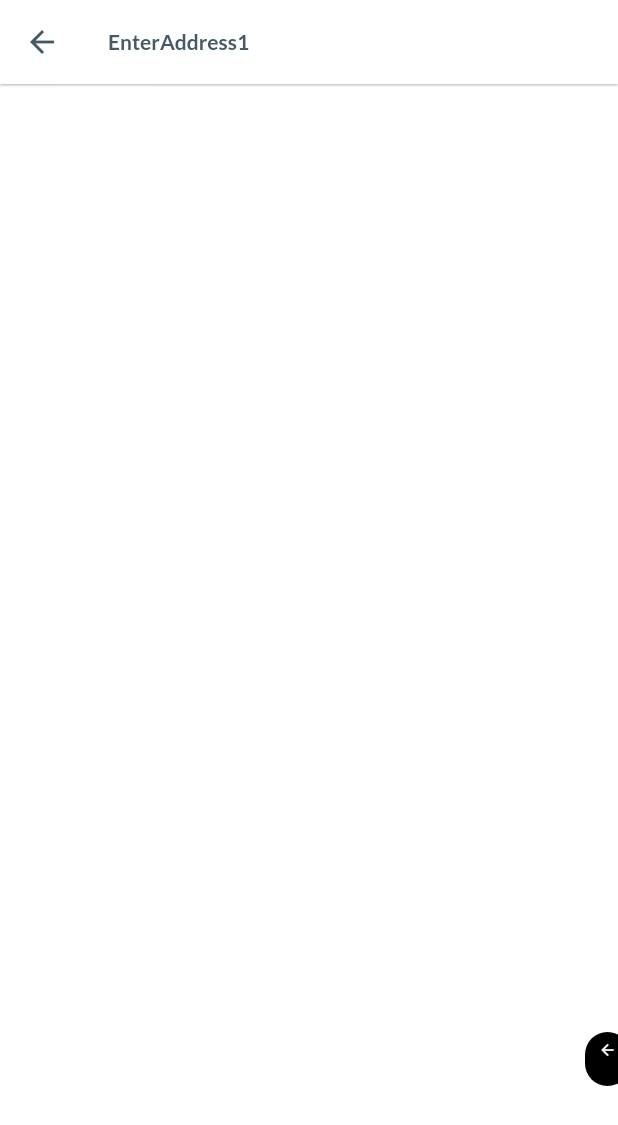
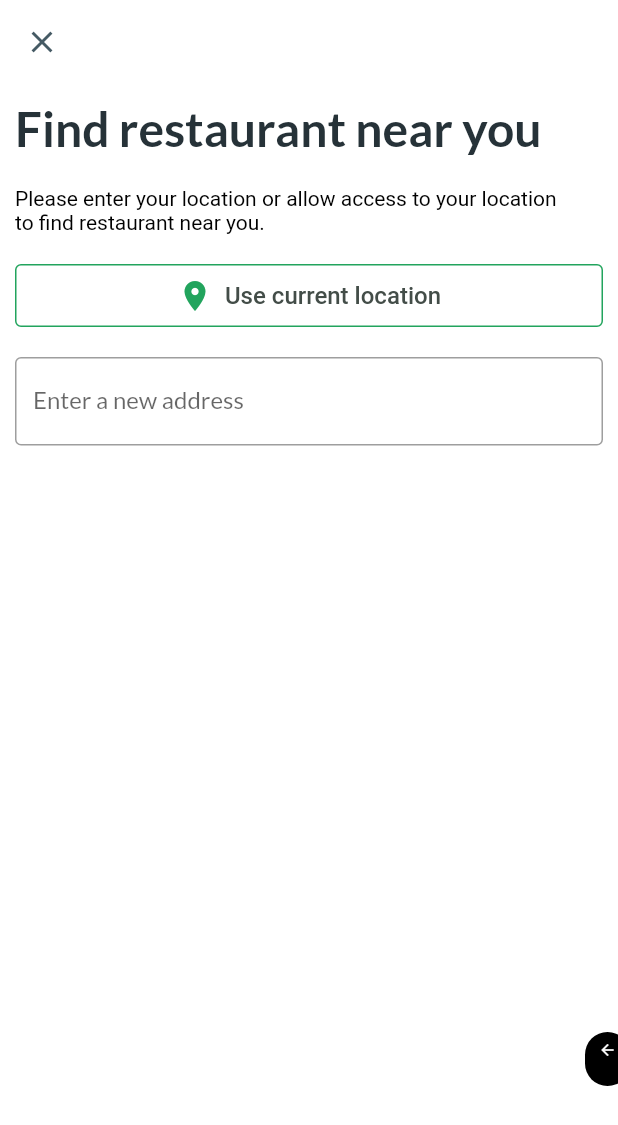
Before and after one commit to magerngoding/Food-Delivery-App, a Flutter app: the EnterAddress1View screen opened directly, on a phone screen of 412 x 824 dp. Shown: the top 1125 px of the screen. Run offline on Flutter 3.47's test engine with Material 2 defaults, Android fonts, the phone set to English and light mode, and no system bars; our stand-ins replace cached_network_image, carousel_slider, dio, file_picker, flutter_animate, flutter_image_compress and 9 more; missing offline and left inert: faker_dart.

Commit message:
Add enter address

```diff
--- a/config.json
+++ b/config.json
@@ -50,5 +50,6 @@
     ],
     "module_directory_name": "module",
     "experimental_mode": false,
-    "unfreezed": true
+    "unfreezed": true,
+    "use_cubit": false
 }
--- a/lib/module/enter_address1/view/enter_address1_view.dart
+++ b/lib/module/enter_address1/view/enter_address1_view.dart
@@ -1,6 +1,5 @@
 import 'package:flutter/material.dart';
 import 'package:hyper_ui/core.dart';
-import '../controller/enter_address1_controller.dart';
 
 class EnterAddress1View extends StatefulWidget {
   const EnterAddress1View({Key? key}) : super(key: key);
@@ -10,14 +9,63 @@ class EnterAddress1View extends StatefulWidget {
 
     return Scaffold(
       appBar: AppBar(
-        title: const Text("EnterAddress1"),
-        actions: const [],
+        leading: IconButton(
+          onPressed: () {},
+          icon: const Icon(
+            Icons.close,
+            size: 24.0,
+          ),
+        ),
+        elevation: 0,
       ),
       body: SingleChildScrollView(
         child: Container(
           padding: const EdgeInsets.all(10.0),
           child: Column(
-            children: const [],
+            crossAxisAlignment: CrossAxisAlignment.start,
+            children: [
+              Text(
+                "Find restaurant near you",
+                style: TextStyle(
+                  fontSize: 32.0,
+                  fontWeight: FontWeight.bold,
+                ),
+              ),
+              const SizedBox(
+                height: 20.0,
+              ),
+              RichText(
+                text: TextSpan(
+                  style: TextStyle(
+                    color: Colors.black,
+                  ),
+                  children: <TextSpan>[
+                    TextSpan(
+                      text:
+                          "Please enter your location or allow access to your location\nto find restaurant near you.",
+                      style: TextStyle(),
+                    ),
+                  ],
+                ),
+              ),
+              const SizedBox(
+                height: 20.0,
+              ),
+              QOutlineIconBtutton(
+                label: 'Use current location',
+                icon: Icons.location_on,
+                color: primaryColor,
+                onPressed: () {},
+              ),
+              const SizedBox(
+                height: 20.0,
+              ),
+              QTextField(
+                label: "Enter a new address",
+                validator: Validator.required,
+                onChanged: (value) {},
+              ),
+            ],
           ),
         ),
       ),
--- a/lib/module/widget_collection/module_list_widget/controller/module_list_widget_controller.dart
+++ b/lib/module/widget_collection/module_list_widget/controller/module_list_widget_controller.dart
@@ -34,6 +34,10 @@ class ModuleListWidgetController extends State<ModuleListWidgetView>
     {
       "label": "Reset email",
       "view": ResetEmail1View(),
+    },
+    {
+      "label": "Enter Address",
+      "view": EnterAddress1View(),
     },
     {
       "label": "ConfirmPhoneNumber1View",
--- a/lib/shared/widget/button/outilne_button.dart
+++ b/lib/shared/widget/button/outilne_button.dart
@@ -7,26 +7,28 @@ class QOutlineBtutton extends StatelessWidget {
   final String label;
   final Function onPressed;
   final double? width;
+  final Color? color;
 
   const QOutlineBtutton({
     Key? key,
     required this.label,
     required this.onPressed,
     this.width,
+    this.color,
   }) : super(key: key);
 
   @override
   Widget build(BuildContext context) {
     return Container(
       width: width ?? MediaQuery.of(context).size.width,
-      height: 48,
+      height: 42,
       child: OutlinedButton(
         style: OutlinedButton.styleFrom(
           foregroundColor: Color(
             0xff22a45d,
           ),
           side: BorderSide(
-            color: Color(0xffd9dbd9),
+            color: color ?? Color(0xffd9dbd9),
           ),
         ),
         onPressed: () => onPressed(),
--- a/lib/shared/widget/button/outilne_icon_button.dart
+++ b/lib/shared/widget/button/outilne_icon_button.dart
@@ -8,6 +8,7 @@ class QOutlineIconBtutton extends StatelessWidget {
   final Function onPressed;
   final IconData icon;
   final double? width;
+  final Color? color;
 
   const QOutlineIconBtutton({
     Key? key,
@@ -15,17 +16,18 @@ class QOutlineIconBtutton extends StatelessWidget {
     required this.onPressed,
     required this.icon,
     this.width,
+    this.color,
   }) : super(key: key);
 
   @override
   Widget build(BuildContext context) {
     return Container(
       width: width ?? MediaQuery.of(context).size.width,
-      height: 48,
+      height: 42,
       child: OutlinedButton.icon(
         icon: Icon(
           icon,
-          color: Color(0xFF434D48),
+          color: color ?? Color(0xFF434D48),
         ),
         label: Text(
           label,
@@ -36,8 +38,8 @@ class QOutlineIconBtutton extends StatelessWidget {
         ),
         style: OutlinedButton.styleFrom(
           foregroundColor: Colors.green,
-          side: const BorderSide(
-            color: Color(0xffd9dbd9),
+          side: BorderSide(
+            color: color ?? Color(0xffd9dbd9),
           ),
         ),
         onPressed: () => onPressed(),
--- a/lib/shared/widget/form/textfield/text_field.dart
+++ b/lib/shared/widget/form/textfield/text_field.dart
@@ -74,7 +74,9 @@ class _QTextFieldState extends State<QTextField> {
         border: OutlineInputBorder(),
         labelText: widget.label,
         suffix: widget.suffixIcon != null ? Icon(widget.suffixIcon) : null,
+        prefix: widget.prefixIcon != null ? Icon(widget.prefixIcon) : null,
         helperText: widget.hint,
+        isCollapsed: false,
       ),
       onChanged: (value) {
         widget.onChanged(value);
```
Also changed, not shown: 1 other file.
